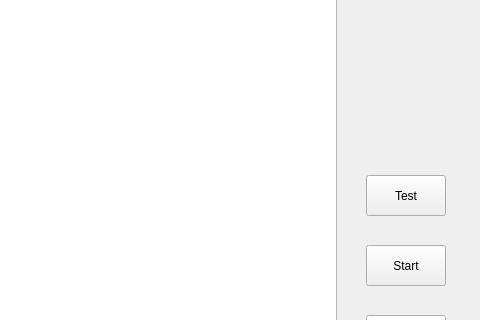
First picture: the form in mainwindow.ui, repository JamesZFS/Warzone, before the edit; both pictures show x 544 to 1024 and y 245 to 565 of the 1024 by 768 pixel window.
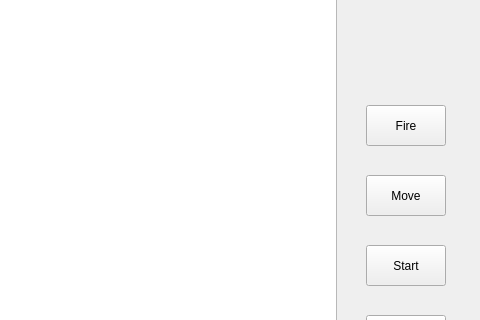
Second picture: the form after the edit.

What changed in the file:
```diff
--- a/mainwindow.ui
+++ b/mainwindow.ui
@@ -126,7 +126,20 @@
     </rect>
    </property>
    <property name="text">
-    <string>Test</string>
+    <string>Move</string>
+   </property>
+  </widget>
+  <widget class="QPushButton" name="bt_fire">
+   <property name="geometry">
+    <rect>
+     <x>910</x>
+     <y>350</y>
+     <width>80</width>
+     <height>41</height>
+    </rect>
+   </property>
+   <property name="text">
+    <string>Fire</string>
    </property>
   </widget>
   <action name="actionstart">
```
Left out of the diff: 2 changed lines with no effect on the pictures.
